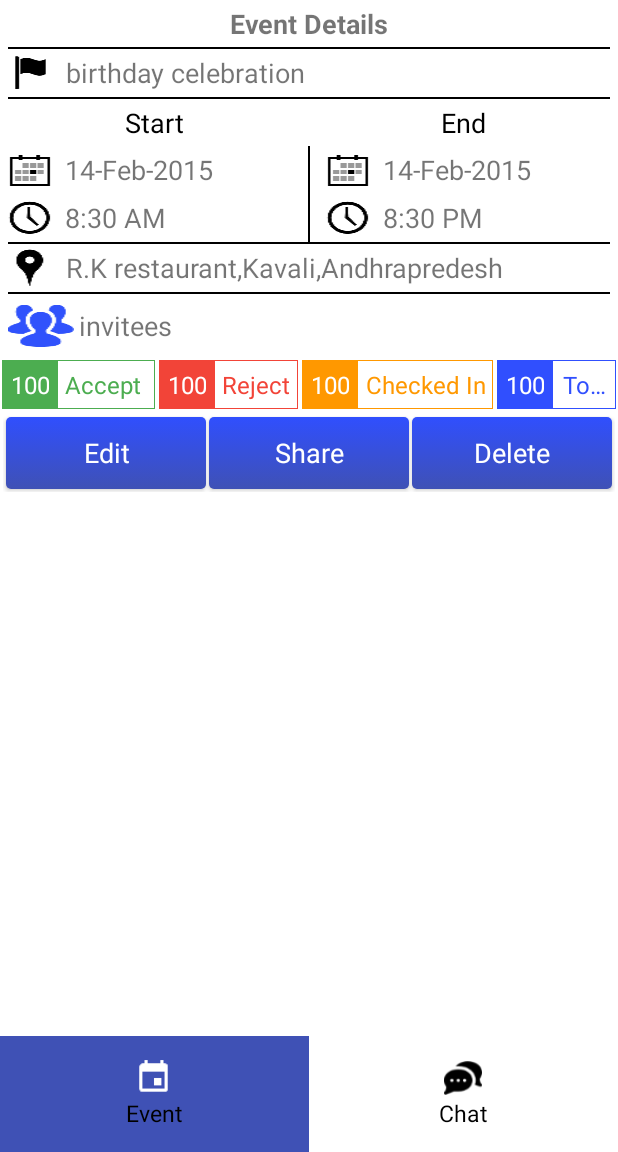
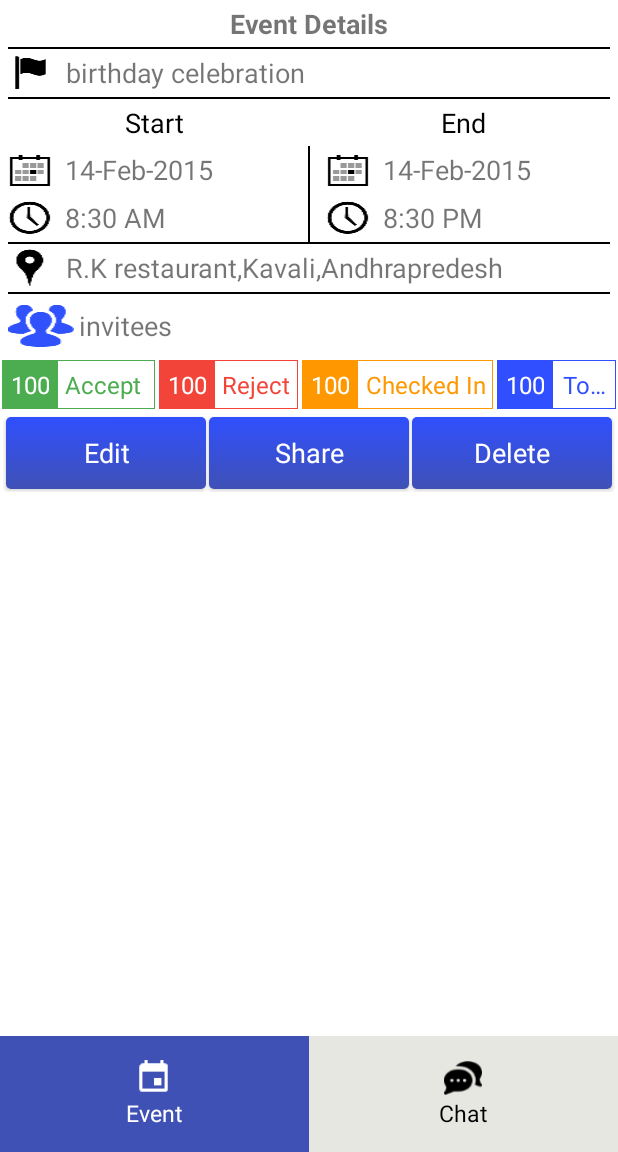
Before and after one commit to sivanookala1979/invitationapp-new, an Android app: the EventDetailsActivity screen opened directly, with no data from a screen before it, on a phone screen of 412 x 824 dp, the part 84-1236 px from its top. Run offline under Robolectric (Android 15) with nearby library versions, the phone set to English and light mode, and no system bars; network calls fail; 18 statements that could not run were skipped.

Commit message:
Fixed the image issue in profile activity, event details bottem tab issues and added the validation for chat in event details activity.

```diff
--- a/app/src/main/java/com/cerone/invitation/activities/EventDetailsActivity.java
+++ b/app/src/main/java/com/cerone/invitation/activities/EventDetailsActivity.java
@@ -1,24 +1,23 @@
 package com.cerone.invitation.activities;
 
+import android.content.res.Resources;
 import android.graphics.Color;
+import android.graphics.PorterDuff;
 import android.os.Bundle;
 import android.support.design.widget.TabLayout;
 import android.support.v4.view.ViewPager;
 import android.view.LayoutInflater;
-import android.view.View;
 import android.widget.ImageView;
 import android.widget.LinearLayout;
-import android.widget.TabHost;
 import android.widget.TextView;
 
 import com.cerone.invitation.R;
 import com.cerone.invitation.adapter.PagerAdapter;
 import com.cerone.invitation.helpers.InvtAppPreferences;
-import com.squareup.picasso.Picasso;
+import com.example.dataobjects.Event;
 
-import static com.cerone.invitation.R.id.eventName;
-import static com.cerone.invitation.R.id.view;
-import static com.google.android.gms.analytics.internal.zzy.o;
+import java.util.ArrayList;
+import java.util.List;
 
 /**
  * Created by adarsht on 09/03/17.
@@ -27,32 +26,76 @@ import static com.google.android.gms.analytics.internal.zzy.o;
 public class EventDetailsActivity extends BaseActivity {
     ViewPager viewPager;
     TabLayout mPagerSlidingTabStrip;
-
-
+    List<LinearLayout> tabViews = new ArrayList<LinearLayout>();
+    Event eventDetails;
     @Override
     protected void onCreate(Bundle savedInstanceState) {
         super.onCreate(savedInstanceState);
         setContentView(R.layout.event_details_layout);
         addToolbarView();
         TextView eventName = (TextView) findViewById(R.id.toolbar_title);
-        eventName.setText(InvtAppPreferences.getEventDetails().getName());
+        eventDetails = InvtAppPreferences.getEventDetails();
+        eventName.setText(eventDetails.getName());
         mPagerSlidingTabStrip = (TabLayout) findViewById(R.id.tabs);
         viewPager = (ViewPager) findViewById(R.id.pager);
-        PagerAdapter mPagerAdapter = new PagerAdapter(getSupportFragmentManager());
+        PagerAdapter mPagerAdapter = new PagerAdapter(getSupportFragmentManager(),getTabsCount());
         viewPager.setAdapter(mPagerAdapter);
         mPagerSlidingTabStrip.setupWithViewPager(viewPager);
         for (int i = 0; i < mPagerSlidingTabStrip.getTabCount(); i++) {
-            LinearLayout tabTwo = (LinearLayout) LayoutInflater.from(getApplicationContext()).inflate(R.layout.tab_layout, null);
-            TextView title = (TextView) tabTwo.findViewById(R.id.tabTitle);
-            ImageView image = (ImageView) tabTwo.findViewById(R.id.tabIcon);
+            LinearLayout tabLayout = (LinearLayout) LayoutInflater.from(getApplicationContext()).inflate(R.layout.tab_layout, null);
+            TextView title = (TextView) tabLayout.findViewById(R.id.tabTitle);
+            ImageView image = (ImageView) tabLayout.findViewById(R.id.tabIcon);
             if(i==0) {
-                image.setBackgroundResource(R.drawable.event);
+                image.setImageResource(R.drawable.event);
+                title.setTextColor(Color.WHITE);
                 title.setText("Event");
             }else{
                 title.setText("Chat");
             }
+            tabViews.add(tabLayout);
             mPagerSlidingTabStrip.getTabAt(i).setTag(i);
-            mPagerSlidingTabStrip.getTabAt(i).setCustomView(tabTwo);
+            mPagerSlidingTabStrip.getTabAt(i).setCustomView(tabLayout);
         }
+
+        final Resources res = getApplicationContext().getResources();
+        mPagerSlidingTabStrip.setOnTabSelectedListener(new TabLayout.OnTabSelectedListener() {
+
+            @Override
+            public void onTabSelected(TabLayout.Tab tab) {
+                if (tab.getTag() != null) {
+                    LinearLayout tabLayout = tabViews.get((Integer) tab.getTag());
+                    TextView title = (TextView) tabLayout.findViewById(R.id.tabTitle);
+                    ImageView image = (ImageView) tabLayout.findViewById(R.id.tabIcon);
+                    image.setColorFilter(Color.WHITE, PorterDuff.Mode.SRC_ATOP);
+                    title.setTextColor(Color.WHITE);
+                }
+            }
+
+            @Override
+            public void onTabUnselected(TabLayout.Tab tab) {
+                if (tab.getTag() != null) {
+                    LinearLayout tabLayout = tabViews.get((Integer) tab.getTag());
+                    TextView title = (TextView) tabLayout.findViewById(R.id.tabTitle);
+                    title.setTextColor(Color.BLACK);
+                    ImageView image = (ImageView) tabLayout.findViewById(R.id.tabIcon);
+                    image.setColorFilter(Color.BLACK, PorterDuff.Mode.SRC_ATOP);
+                }
+            }
+
+            @Override
+            public void onTabReselected(TabLayout.Tab tab) {
+
+            }
+        });
+    }
+
+    private int getTabsCount() {
+        int count = 2;
+        if(eventDetails.getOwnerId()!=InvtAppPreferences.getOwnerId()){
+            if(!eventDetails.isAccepted()){
+                count = 1;
+            }
+        }
+        return count;
     }
 }
--- a/app/src/main/java/com/cerone/invitation/activities/MyEventsActivity.java
+++ b/app/src/main/java/com/cerone/invitation/activities/MyEventsActivity.java
@@ -96,8 +96,7 @@ public class MyEventsActivity extends BaseActivity implements OnClickListener, O
 //                ToastHelper.blueToast(getApplicationContext(), "You are in MY Events.");
         } else {
             InvtAppPreferences.setEventDetails(events.get(position));
-            Intent intent;
-            intent = new Intent(getApplicationContext(), MyEventActivity.class);
+            Intent intent = new Intent(getApplicationContext(), EventDetailsActivity.class);
             startActivity(intent);
         }
     }
--- a/app/src/main/java/com/cerone/invitation/adapter/PagerAdapter.java
+++ b/app/src/main/java/com/cerone/invitation/adapter/PagerAdapter.java
@@ -15,15 +15,16 @@ import java.util.List;
  */
 public class PagerAdapter extends FragmentPagerAdapter {
 
-
-    public PagerAdapter(FragmentManager fm) {
+    int tabsCount= 2;
+    public PagerAdapter(FragmentManager fm,int tabsCount) {
         super(fm);
+        this.tabsCount =tabsCount;
     }
 
 
     @Override
     public int getCount() {
-        return 2;
+        return tabsCount;
     }
 
     @Override
--- a/app/src/main/res/drawable/tab_selected.xml
+++ b/app/src/main/res/drawable/tab_selected.xml
@@ -1,5 +1,5 @@
 <?xml version="1.0" encoding="utf-8"?>
 <selector xmlns:android="http://schemas.android.com/apk/res/android">
     <item android:drawable="@color/Indigo" android:state_selected="true" />
-    <item android:drawable="@color/white" />
+    <item android:drawable="@color/shadelightgray" />
 </selector>
--- a/app/src/main/res/layout/home_event_item.xml
+++ b/app/src/main/res/layout/home_event_item.xml
@@ -12,9 +12,7 @@
         android:id="@+id/cv_events"
         android:layout_width="match_parent"
         android:layout_height="90dp"
-        android:layout_marginLeft="@dimen/activity_horizontal_medium_margin"
-        android:layout_marginRight="@dimen/activity_horizontal_medium_margin"
-        android:layout_marginTop="@dimen/activity_horizontal_medium_margin"
+        android:layout_margin="@dimen/activity_horizontal_medium_margin"
         android:background="@drawable/rectangle_shaped"
         app:cardCornerRadius="5dp"
         app:cardElevation="6dp">
--- a/app/src/main/res/layout/home_screen_layout_new.xml
+++ b/app/src/main/res/layout/home_screen_layout_new.xml
@@ -47,7 +47,10 @@
                 <ListView
                     android:id="@+id/events_list"
                     android:layout_width="match_parent"
-                    android:layout_height="wrap_content">
+                    android:layout_height="wrap_content"
+                    android:divider="@null"
+                    android:dividerHeight="0dp"
+                    >
                 </ListView>
             </android.support.v4.widget.SwipeRefreshLayout>
 
--- a/app/src/main/res/layout/tab_layout.xml
+++ b/app/src/main/res/layout/tab_layout.xml
@@ -8,7 +8,7 @@
         android:id="@+id/tabIcon"
         android:layout_width="25dp"
         android:layout_height="25dp"
-        android:background="@drawable/chat"
+        android:src="@drawable/chat"
         />
     <TextView
         android:id="@+id/tabTitle"
--- a/app/src/main/res/values/colors.xml
+++ b/app/src/main/res/values/colors.xml
@@ -36,5 +36,5 @@
     <color name="deeporange">#ff3d00</color>
     <color name="darkgray">#8E8E8E</color>
     <color name="Indigo">#3f51b5</color>
-
+    <color name="indigoLight">#ebd0ff</color>
 </resources>
```
Also changed, not shown: app/src/main/java/com/cerone/invitation/ProfileInfo.java (+8 -1 lines), app/src/main/res/layout/activity_profile_info.xml (+9 -9 lines).
